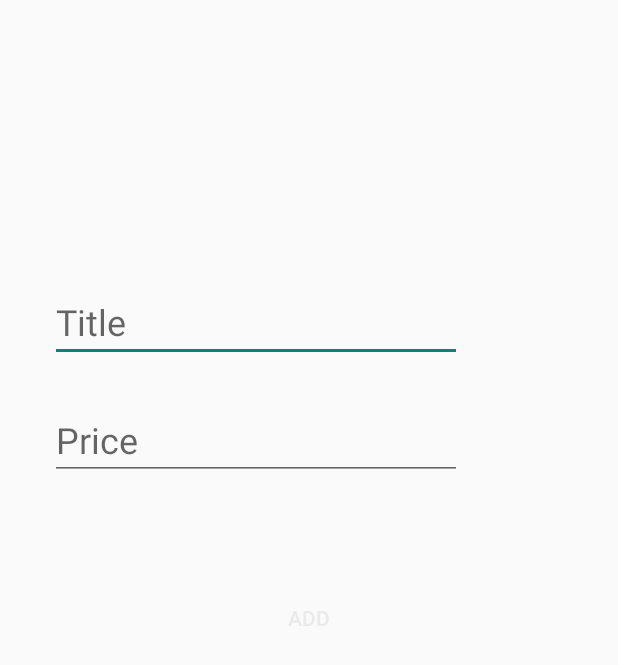
After one commit to mitjukow/HelloWorld, an Android app: the AddItemActivity screen opened directly, with no data from a screen before it, on a phone screen of 412 x 824 dp. The commit adds this screen. Shown: the top 665 px of the screen. Run offline under Robolectric (Android 15) with nearby library versions, the phone set to English and light mode, and no system bars.

Commit message:
Homework 2

```diff
--- /dev/null
+++ b/app/src/main/java/com/mityukovalexander/helloworld/AddItemActivity.java
@@ -0,0 +1,78 @@
+package com.mityukovalexander.helloworld;
+
+import android.os.Bundle;
+import android.support.annotation.Nullable;
+import android.support.v4.content.ContextCompat;
+import android.support.v7.app.AppCompatActivity;
+import android.text.Editable;
+import android.text.TextUtils;
+import android.text.TextWatcher;
+import android.widget.Button;
+import android.widget.EditText;
+
+public class AddItemActivity extends AppCompatActivity {
+
+    private EditText titleEdit;
+    private EditText priceEdit;
+    private Button addButton;
+
+    private String title;
+    private String price;
+
+
+    @Override
+    protected void onCreate(@Nullable Bundle savedInstanceState) {
+        super.onCreate(savedInstanceState);
+        setContentView(R.layout.activity_additem);
+
+        titleEdit = findViewById(R.id.titleText);
+        priceEdit = findViewById(R.id.priceText);
+        addButton = findViewById(R.id.addButton);
+
+        titleEdit.addTextChangedListener(new TextWatcher() {
+            @Override
+            public void beforeTextChanged(CharSequence s, int start, int count, int after) {
+
+            }
+
+            @Override
+            public void onTextChanged(CharSequence s, int start, int before, int count) {
+
+            }
+
+            @Override
+            public void afterTextChanged(Editable s) {
+                 title = s.toString();
+                 changeTextColorButton();
+            }
+        });
+
+        priceEdit.addTextChangedListener(new TextWatcher() {
+            @Override
+            public void beforeTextChanged(CharSequence s, int start, int count, int after) {
+
+            }
+
+            @Override
+            public void onTextChanged(CharSequence s, int start, int before, int count) {
+
+            }
+
+            @Override
+            public void afterTextChanged(Editable s) {
+                price = s.toString();
+                changeTextColorButton();
+            }
+        });
+
+
+    }
+
+    private void changeTextColorButton(){
+        if (!TextUtils.isEmpty(title) && !TextUtils.isEmpty(price)) {
+            addButton.setTextColor(ContextCompat.getColor(this, R.color.addButtonTextColor));
+        } else {
+            addButton.setTextColor(ContextCompat.getColor(this, R.color.addButtonColorInactive));
+        }
+    }
+}
--- /dev/null
+++ b/app/src/main/res/layout-land/activity_additem.xml
@@ -0,0 +1,54 @@
+<?xml version="1.0" encoding="utf-8"?>
+<RelativeLayout
+            xmlns:android="http://schemas.android.com/apk/res/android"
+    xmlns:tools="http://schemas.android.com/tools"
+    android:layout_width="match_parent"
+            android:layout_height="match_parent"
+            android:orientation="vertical">
+
+    <LinearLayout
+        android:layout_width="match_parent"
+        android:layout_height="wrap_content"
+        android:layout_centerVertical="true"
+        android:layout_centerHorizontal="true"
+        android:orientation="vertical"
+        android:paddingBottom="15dp"
+        android:paddingStart="@dimen/itemStart"
+        android:paddingEnd="@dimen/itemEnd"
+        >
+        <EditText
+            android:id="@+id/titleText"
+            android:layout_width="match_parent"
+            android:layout_height="wrap_content"
+            android:hint="@string/titleHint"
+            android:inputType="text"
+            android:textSize="24sp"
+            android:textColor="@color/titleTextColor"
+            />
+
+        <EditText
+            android:id="@+id/priceText"
+            android:layout_width="match_parent"
+            android:layout_height="wrap_content"
+            android:hint="@string/priceHint"
+            android:inputType="number"
+            android:textSize="24sp"
+            android:layout_marginTop="25dp"
+            android:textColor="@color/titleTextColor"
+            />
+
+    </LinearLayout>
+
+        <Button
+            android:id="@+id/addButton"
+            android:layout_width="wrap_content"
+            android:layout_height="wrap_content"
+            android:layout_alignParentBottom="true"
+            android:layout_centerHorizontal="true"
+            android:layout_marginBottom="25dp"
+            android:background="@null"
+            android:textColor="@color/addButtonColorInactive"
+            android:text="@string/addButtonText"
+            />
+
+</RelativeLayout>
--- /dev/null
+++ b/app/src/main/res/layout/activity_additem.xml
@@ -0,0 +1,52 @@
+<?xml version="1.0" encoding="utf-8"?>
+<RelativeLayout
+            xmlns:android="http://schemas.android.com/apk/res/android"
+            android:layout_width="match_parent"
+            android:layout_height="match_parent"
+            android:orientation="vertical">
+
+    <LinearLayout
+        android:layout_width="match_parent"
+        android:layout_height="wrap_content"
+        android:layout_above="@id/addButton"
+        android:orientation="vertical"
+        android:paddingBottom="@dimen/itemBottom"
+        android:paddingStart="@dimen/itemStart"
+        android:paddingEnd="@dimen/itemEnd"
+        >
+        <EditText
+            android:id="@+id/titleText"
+            android:layout_width="match_parent"
+            android:layout_height="wrap_content"
+            android:hint="@string/titleHint"
+            android:inputType="text"
+            android:textSize="24sp"
+            android:textColor="@color/titleTextColor"
+            />
+
+        <EditText
+            android:id="@+id/priceText"
+            android:layout_width="match_parent"
+            android:layout_height="wrap_content"
+            android:hint="@string/priceHint"
+            android:inputType="number"
+            android:textSize="24sp"
+            android:layout_marginTop="25dp"
+            android:textColor="@color/titleTextColor"
+            />
+
+    </LinearLayout>
+
+        <Button
+            android:id="@+id/addButton"
+            android:layout_width="wrap_content"
+            android:layout_height="wrap_content"
+            android:layout_centerHorizontal="true"
+            android:layout_centerVertical="true"
+            android:background="@null"
+            android:gravity="center"
+            android:textColor="@color/addButtonColorInactive"
+            android:text="@string/addButtonText"
+            />
+
+</RelativeLayout>
--- a/app/src/main/res/layout/activity_main.xml
+++ b/app/src/main/res/layout/activity_main.xml
@@ -6,8 +6,12 @@
     tools:context=".MainActivity">
 
     <TextView
+        android:id="@+id/HelloLoftMoney"
         android:layout_width="wrap_content"
         android:layout_height="wrap_content"
-        android:text="Hello World!"
+        android:text="LOFTMONEY"
+        android:textStyle="bold"
+        android:textSize="40dp"
+        android:textColor="@color/colorPrimaryDark"
         android:layout_gravity="center"/>
 </FrameLayout>
--- a/app/src/main/res/values/colors.xml
+++ b/app/src/main/res/values/colors.xml
@@ -1,6 +1,9 @@
 <?xml version="1.0" encoding="utf-8"?>
 <resources>
-    <color name="colorPrimary">#008577</color>
-    <color name="colorPrimaryDark">#00574B</color>
+    <color name="colorPrimary">#333f59</color>
+    <color name="colorPrimaryDark">#333F59</color>
     <color name="colorAccent">#D81B60</color>
+    <color name="titleTextColor">#3574fa</color>
+    <color name="addButtonTextColor">#7ed321</color>
+    <color name="addButtonColorInactive">#eaeaea</color>
 </resources>
--- /dev/null
+++ b/app/src/main/res/values/dimens.xml
@@ -0,0 +1,6 @@
+<?xml version="1.0" encoding="utf-8"?>
+<resources>
+    <dimen name="itemBottom">68dp</dimen>
+    <dimen name="itemStart">33dp</dimen>
+    <dimen name="itemEnd">104dp</dimen>
+</resources>
--- a/app/src/main/res/values/strings.xml
+++ b/app/src/main/res/values/strings.xml
@@ -1,3 +1,6 @@
 <resources>
-    <string name="app_name">HelloWorld</string>
+    <string name="app_name">LoftMoney</string>
+    <string name="titleHint">Title</string>
+    <string name="priceHint">Price</string>
+    <string name="addButtonText">Add</string>
 </resources>
```
Also changed, not shown: app/src/main/AndroidManifest.xml (+7 -3 lines), app/src/main/java/com/mityukovalexander/helloworld/MainActivity.java (+11 -0 lines), app/src/main/res/mipmap-hdpi/icon.png (added), app/src/main/res/mipmap-mdpi/icon.png (added), app/src/main/res/mipmap-xhdpi/icon.png (added), app/src/main/res/mipmap-xxhdpi/icon.png (added), app/src/main/res/mipmap-xxxhdpi/icon.png (added), 3 other files.
